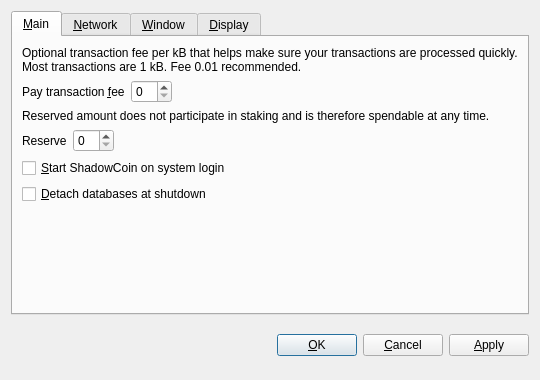
Above: src/qt/forms/optionsdialog.ui from jyap808/jumbucks before the change. Below: the same form after it.
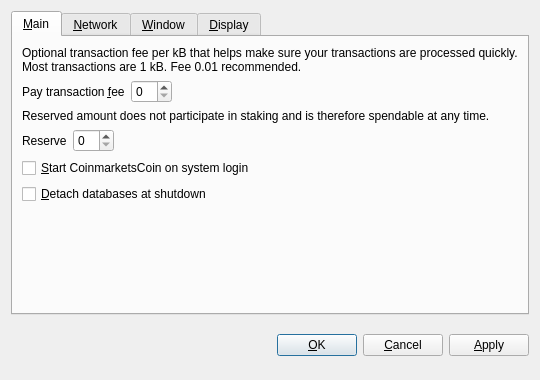
That is the form after the change. Custom widgets are drawn as their Qt base class.

The edit to the form file:
```diff
--- a/src/qt/forms/optionsdialog.ui
+++ b/src/qt/forms/optionsdialog.ui
@@ -128,7 +128,7 @@
           <string>Automatically start ShadowCoin after logging in to the system.</string>
          </property>
          <property name="text">
-          <string>&amp;Start ShadowCoin on system login</string>
+          <string>&amp;Start CoinmarketsCoin on system login</string>
          </property>
         </widget>
        </item>
```
Left out of the diff: 10 changed lines with no effect on the pictures.
